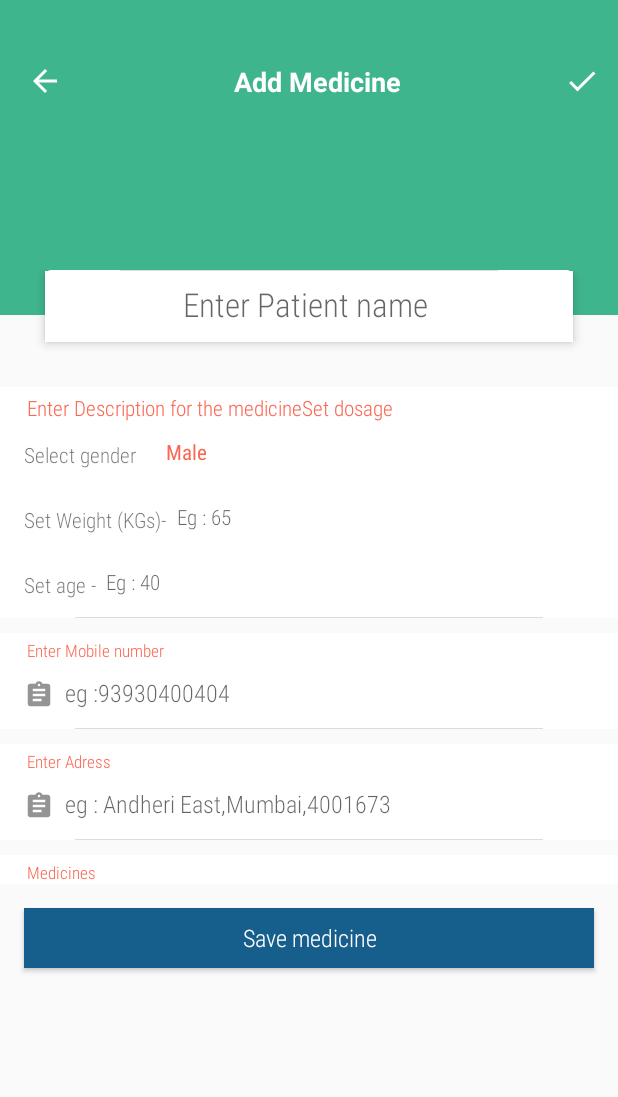
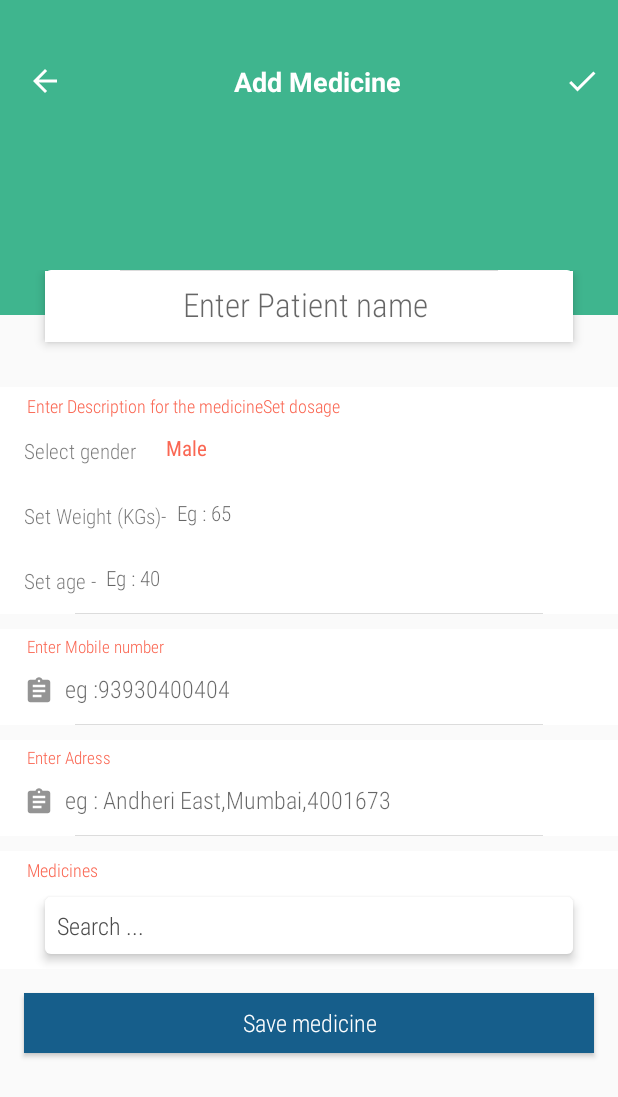
Before and after one commit to saijayant/DoctorsPrescription, an Android app: the AddPatientActivity screen opened directly, with no data from a screen before it, on a phone screen of 412 x 824 dp. Shown: the top 1097 px of the screen. Run offline under Robolectric (Android 15) with nearby library versions, the phone set to English and light mode, and no system bars.

Commit message:
added chages in patient page

```diff
--- a/app/src/main/java/com/sai_jayant/doctorprescription/MedicineAdapter.java
+++ b/app/src/main/java/com/sai_jayant/doctorprescription/MedicineAdapter.java
@@ -10,6 +10,8 @@ import android.view.LayoutInflater;
 import android.view.View;
 import android.view.ViewGroup;
 import android.widget.Button;
+import android.widget.Filter;
+import android.widget.Filterable;
 import android.widget.ImageView;
 import android.widget.LinearLayout;
 import android.widget.RelativeLayout;
@@ -21,9 +23,9 @@ import java.util.ArrayList;
  * Created by Preet on 1/12/18.
  */
 
-public class MedicineAdapter extends RecyclerView.Adapter<MedicineAdapter.UriViewHolder> {
+public class MedicineAdapter extends RecyclerView.Adapter<MedicineAdapter.UriViewHolder>implements Filterable {
     private final Context ctx;
-    private final ArrayList<Medicine> listName;
+    private ArrayList<Medicine> listName;
     private DbHelper dbHelper;
     private SQLiteDatabase sqLiteDatabase;
 
@@ -61,7 +63,7 @@ public class MedicineAdapter extends RecyclerView.Adapter<MedicineAdapter.UriVie
         if (listName.get(position).getSelected() == true) {
             holder.chk_selected.setVisibility(View.VISIBLE);
         }else if (listName.get(position).getSelected() == false) {
-            holder.chk_selected.setVisibility(View.GONE);
+            holder.chk_selected.setVisibility(View.INVISIBLE);
 
         }
 
@@ -190,6 +192,15 @@ public class MedicineAdapter extends RecyclerView.Adapter<MedicineAdapter.UriVie
         return listName == null ? 0 : listName.size();
     }
 
+    @Override
+    public Filter getFilter() {
+        return null;
+    }
+    public void updateList(ArrayList<Medicine> temp) {
+        listName = temp;
+        notifyDataSetChanged();
+
+    }
 
     static class UriViewHolder extends RecyclerView.ViewHolder {
 
--- a/app/src/main/res/drawable/edit_text.xml
+++ b/app/src/main/res/drawable/edit_text.xml
@@ -4,5 +4,5 @@
     <!-- you can use any color you want I used here gray color-->
     <solid android:color="#ffffff"/>
     <corners android:radius="4dp"/>
-    <!--<stroke android:width="0.5dp" android:color="@color/darker_gray"/>-->
+    <!--<stroke android:width="0.5dp" android:color="@color/green"/>-->
 </shape>
--- a/app/src/main/res/layout/add_patient_child.xml
+++ b/app/src/main/res/layout/add_patient_child.xml
@@ -190,7 +190,7 @@
                     android:text="Enter Description for the medicineSet dosage"
 
                     android:textColor="@color/clip_color_one"
-                    android:textSize="14sp" />
+                    android:textSize="12sp" />
 
                 <LinearLayout
                     android:layout_width="match_parent"
@@ -440,7 +440,28 @@ android:maxLength="10"
 
                     android:text="Medicines "
                     android:textColor="@color/clip_color_one"
-                    android:textSize="11sp" />
+                    android:textSize="12sp" />
+
+
+                <EditText
+                    android:id="@+id/search"
+                    android:layout_width="match_parent"
+                    android:layout_marginLeft="30dp"
+                    android:layout_marginRight="30dp"
+                    android:layout_gravity="center"
+                    android:elevation="4dp"
+                    android:padding="8dp"
+
+                    android:layout_marginTop="10dp"
+                    android:textColorHint="@color/text_gray_one"
+                    android:layout_height="wrap_content"
+                    android:layout_marginBottom="10dp"
+                    android:background="@drawable/edit_text"
+                    android:fontFamily="sans-serif-condensed-light"
+                    android:hint="Search ... "
+                    android:inputType="textPersonName"
+                    android:textColor="@color/clip_color_one"
+                    android:textSize="16sp" />
 
                 <android.support.v7.widget.RecyclerView
                     android:id="@+id/medicineList"
--- a/app/src/main/res/layout/medicine_item_list.xml
+++ b/app/src/main/res/layout/medicine_item_list.xml
@@ -68,7 +68,6 @@
                     android:layout_width="match_parent"
                     android:layout_height="match_parent"
                     android:padding="2dp"
-                    android:visibility="gone"
                     android:layout_gravity="center"
                     android:layout_marginLeft="0dp"
                     android:src="@drawable/ic_check_gray_24dp"
```
Also changed, not shown: app/src/main/java/com/sai_jayant/doctorprescription/AddMedicineActivity.java (+42 -0 lines), app/src/main/java/com/sai_jayant/doctorprescription/AddPatientActivity.java (+46 -1 lines), app/src/main/res/layout/add_medicine.xml (+23 -0 lines).
